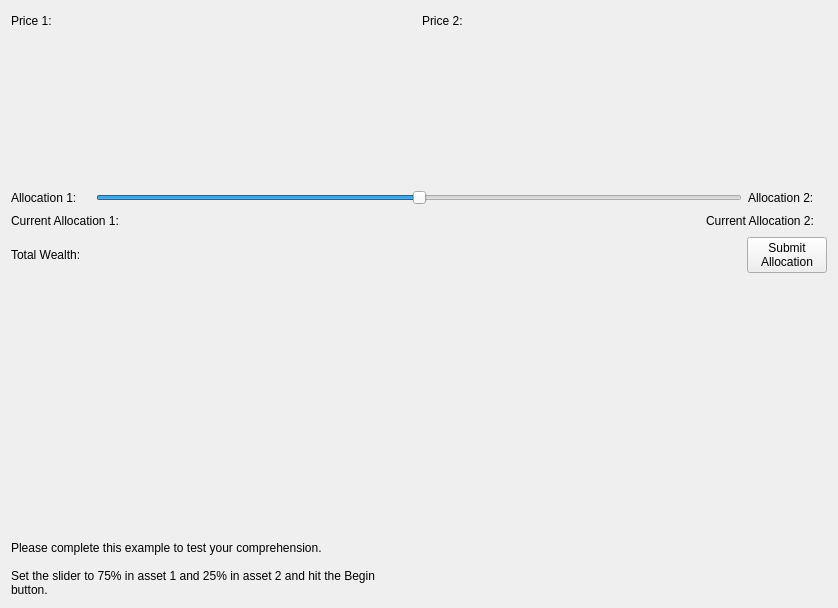
The window that MarketSimulation/instructionscreentest1.ui (dwattttt/marketsim) describes before a commit, drawn with Qt 5.
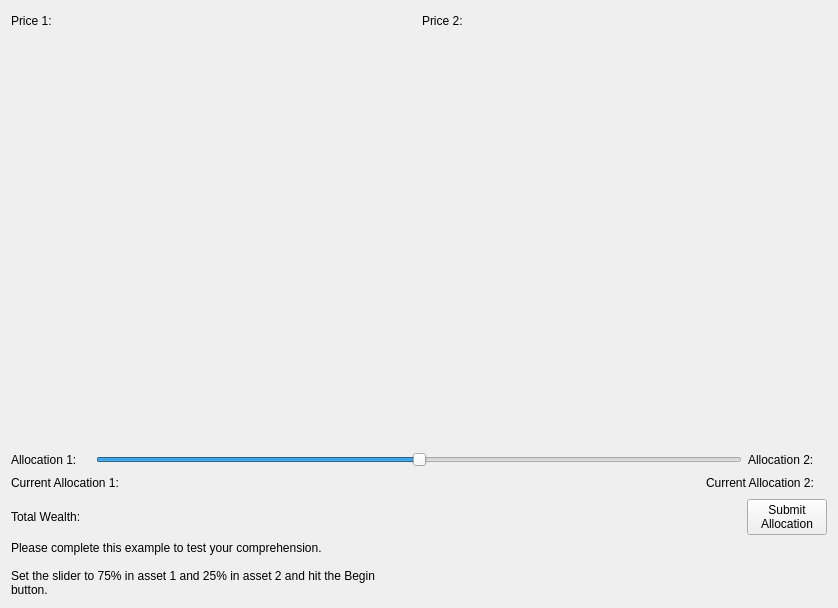
The same window after the commit.

Commit message: As above; adjusted screens to look like the market simulation screen

Diff of the .ui file:
```diff
--- a/MarketSimulation/instructionscreentest1.ui
+++ b/MarketSimulation/instructionscreentest1.ui
@@ -229,19 +229,6 @@
      </item>
     </layout>
    </item>
-   <item>
-    <spacer name="verticalSpacer_2">
-     <property name="orientation">
-      <enum>Qt::Vertical</enum>
-     </property>
-     <property name="sizeHint" stdset="0">
-      <size>
-       <width>20</width>
-       <height>258</height>
-      </size>
-     </property>
-    </spacer>
-   </item>
    <item>
     <widget class="QLabel" name="label_6">
      <property name="text">
```
The commit also changes 1 other file.
